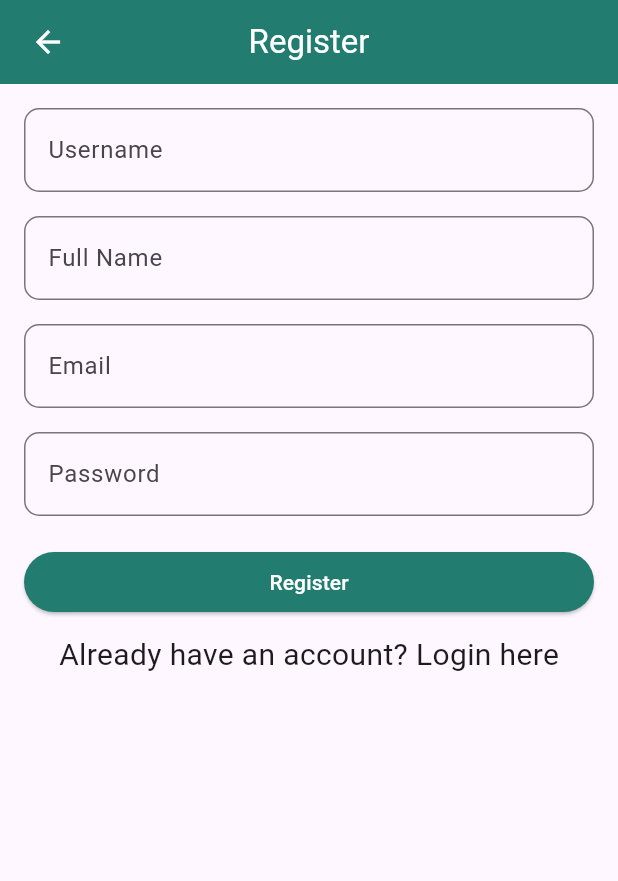
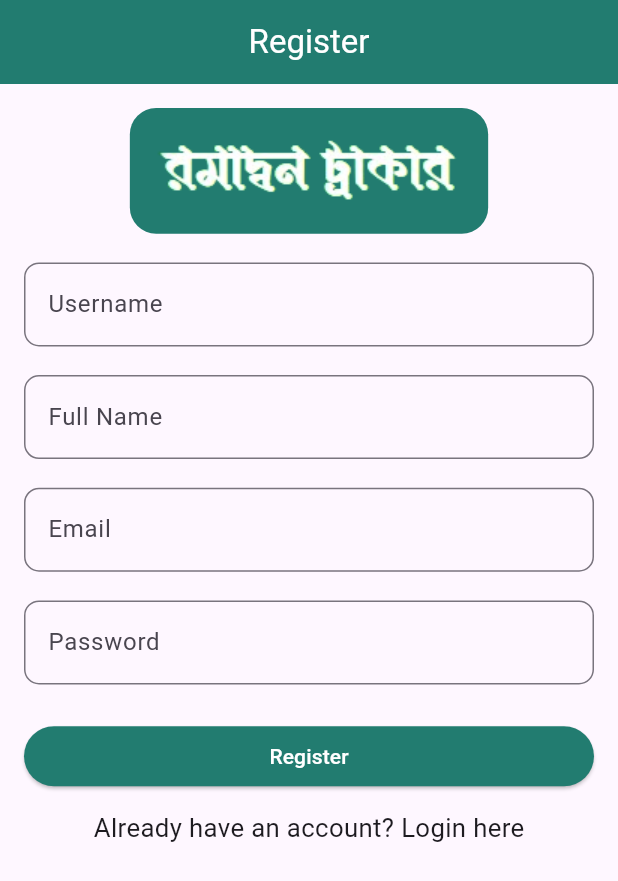
Before and after one commit to rahatcse5bu/Ramadan-Tracker, a Flutter app: the screen it shows after launch, after a tap on "New to Ramadan Tracker? Register here", on a phone screen of 412 x 824 dp. Shown: the top 881 px of the screen. Run offline on Flutter 3.47's test engine with Material 3 defaults, Android fonts, the light colour scheme and no system bars; our stand-ins replace confetti, dartz, expandable_text, flutter_screenutil, fluttertoast, get and 5 more; missing offline and left inert: flutter_downloader; network calls fail.

Commit message:
login +registration re-designed

```diff
--- a/lib/login.dart
+++ b/lib/login.dart
@@ -4,7 +4,8 @@ import 'package:http/http.dart' as http;
 import 'package:localstorage/localstorage.dart';
 import 'dart:convert';
 
-import 'package:ramadan_tracker/colors.dart';
+import 'app/constants/app_color.dart';
+
 
 class LoginScreen extends StatefulWidget {
   @override
@@ -75,7 +76,7 @@ class _LoginScreenState extends State<LoginScreen> {
   Widget build(BuildContext context) {
     return Scaffold(
       appBar: AppBar(
-        backgroundColor: AppColors.PrimaryColor,
+        backgroundColor: AppColors.primary,
         title: Text(
           'Login',
           style: TextStyle(color: Colors.white),
@@ -87,14 +88,18 @@ class _LoginScreenState extends State<LoginScreen> {
         padding: const EdgeInsets.all(26.0),
         child: Column(
           mainAxisAlignment: MainAxisAlignment.center,
+          crossAxisAlignment: CrossAxisAlignment.center,
           children: [
+            Container(
+              color: AppColors.primary,
+              child: Image.asset("images/Ramadan_Tracker.png")),
             TextFormField(
               controller: _identifierController,
               decoration: InputDecoration(
                 labelText: 'Username/Email',
                 border: OutlineInputBorder(
                   borderSide:
-                      BorderSide(color: AppColors.PrimaryColor), // Border color
+                      BorderSide(color: AppColors.primary), // Border color
                   borderRadius: BorderRadius.circular(10.0), // Border radius
                 ),
               ),
@@ -106,7 +111,7 @@ class _LoginScreenState extends State<LoginScreen> {
                 labelText: 'Password',
                 border: OutlineInputBorder(
                   borderSide:
-                      BorderSide(color: AppColors.PrimaryColor), // Border color
+                      BorderSide(color: AppColors.primary), // Border color
                   borderRadius: BorderRadius.circular(10.0), // Border radius
                 ),
               ),
@@ -125,7 +130,7 @@ class _LoginScreenState extends State<LoginScreen> {
                               10.0), // Adjust the radius according to your preference
                         ),
                         foregroundColor: Colors.white,
-                        backgroundColor: AppColors.PrimaryColor, // Text color
+                        backgroundColor: AppColors.primary, // Text color
                       ),
                       onPressed: _login,
                       child: Text('Login',style: TextStyle(fontSize: 20,color:Colors.white),),
--- a/lib/modules/login/view/login_view.dart
+++ b/lib/modules/login/view/login_view.dart
@@ -1,63 +1,74 @@
 import 'package:flutter/material.dart';
+import 'package:flutter_screenutil/flutter_screenutil.dart';
 import 'package:get/get.dart';
 import 'package:ramadan_tracker/app/routes/app_pages.dart';
 import 'package:ramadan_tracker/modules/login/controller/login_controller.dart';
 
 import '../../../app/common/widgets/cuatom_text_field_widget.dart';
-import '../../../colors.dart';
+import '../../../app/constants/app_color.dart';
 
 class LoginView extends GetView<LoginController> {
   @override
   Widget build(BuildContext context) {
     return Scaffold(
       appBar: AppBar(
-        backgroundColor: AppColors.PrimaryColor,
+        backgroundColor: AppColors.primary,
         title: Text('Login', style: TextStyle(color: Colors.white)),
         centerTitle: true,
         leading: Container(),
       ),
       body: Padding(
         padding: const EdgeInsets.all(26.0),
+        child: Container(
+
           child: Column(
             mainAxisAlignment: MainAxisAlignment.center,
             children: [
+              Container(
+                  padding: EdgeInsets.symmetric(horizontal: 10.w, vertical: 15.h),
+                  decoration: BoxDecoration(
+                      color: AppColors.primary,
+                      borderRadius: BorderRadius.circular(15.3.r)),
+                  child: Image.asset("images/Ramadan_Tracker.png")),
+              SizedBox(height: 20.h),
               CustomTextField(
                 controller: controller.identifierController,
                 label: 'Username/Email',
               ),
-            SizedBox(height: 16),
+              SizedBox(height: 16.h),
               CustomTextField(
                 controller: controller.passwordController,
                 label: 'Password',
                 obscureText: true,
               ),
-            SizedBox(height: 20),
+              SizedBox(height: 20.h),
               Obx(() => controller.isLoading.value
-                ? CircularProgressIndicator()
+                  ? CircularProgressIndicator(color: AppColors.primary,)
                   : ElevatedButton(
                       style: ElevatedButton.styleFrom(
-                      backgroundColor: AppColors.PrimaryColor,
+                        backgroundColor: AppColors.primary,
                         foregroundColor: Colors.white,
                         shape: RoundedRectangleBorder(
-                        borderRadius: BorderRadius.circular(10.0),
+                          borderRadius: BorderRadius.circular(10.0.r),
                         ),
                       ),
                       onPressed: controller.login,
-                    child: Text('Login', style: TextStyle(fontSize: 20)),
+                      child: Text('Login', style: TextStyle(fontSize: 20.sp)),
                     )),
-            SizedBox(height: 15),
+              SizedBox(height: 15.h),
               InkWell(
                 onTap: () {
                   Get.toNamed(Routes.register);
                 },
                 child: Text(
                   "New to Ramadan Tracker? Register here",
-                style: TextStyle(fontSize: 18),
+                  style: TextStyle(fontSize: 15.sp),
                 ),
               ),
             ],
           ),
         ),
+      ),
     );
   }
 }
--- a/lib/modules/register/view/register_view.dart
+++ b/lib/modules/register/view/register_view.dart
@@ -1,7 +1,8 @@
 import 'package:flutter/material.dart';
+import 'package:flutter_screenutil/flutter_screenutil.dart';
 import 'package:get/get.dart';
 import '../../../app/common/widgets/cuatom_text_field_widget.dart' show CustomTextField;
-import '../../../colors.dart';
+import '../../../app/constants/app_color.dart';
 import '../controller/register_controller.dart';
 
 class RegisterView extends GetView<RegisterController> {
@@ -11,16 +12,9 @@ class RegisterView extends GetView<RegisterController> {
       appBar: AppBar(
         title: Text('Register', style: TextStyle(color: Colors.white)),
         centerTitle: true,
-        backgroundColor: AppColors.PrimaryColor,
+        backgroundColor: AppColors.primary,
         leading: Container(
-          margin: EdgeInsets.fromLTRB(10, 0, 2, 0),
-          child: IconButton(
-            icon: Icon(Icons.arrow_back),
-            color: Colors.white,
-            onPressed: () {
-              Get.offNamed('/koroniyo');
-            },
-          ),
+
         ),
       ),
       body: Padding(
@@ -28,49 +22,57 @@ class RegisterView extends GetView<RegisterController> {
         child: SingleChildScrollView(
           child: Column(
             mainAxisAlignment: MainAxisAlignment.center,
+            crossAxisAlignment: CrossAxisAlignment.center,
             children: [
+                   Container(
+                  padding: EdgeInsets.symmetric(horizontal: 10.w, vertical: 15.h),
+                  decoration: BoxDecoration(
+                      color: AppColors.primary,
+                      borderRadius: BorderRadius.circular(15.3.r)),
+                  child: Image.asset("images/Ramadan_Tracker.png")),
+                  SizedBox(height: 16.h),
               CustomTextField(
                 controller: controller.usernameController,
                 label: 'Username',
               ),
-              SizedBox(height: 16),
+              SizedBox(height: 16.h),
               CustomTextField(
                 controller: controller.fullNameController,
                 label: 'Full Name',
               ),
-              SizedBox(height: 16),
+              SizedBox(height: 16.h),
               CustomTextField(
                 controller: controller.emailController,
                 label: 'Email',
               ),
-              SizedBox(height: 16),
+              SizedBox(height: 16.h),
               CustomTextField(
                 controller: controller.passwordController,
                 label: 'Password',
                 obscureText: true,
               ),
-              SizedBox(height: 20),
+              SizedBox(height: 20.h),
               Obx(() => controller.isLoading.value
-                  ? CircularProgressIndicator()
+                  ? CircularProgressIndicator(color: AppColors.primary,)
                   : SizedBox(
                       width: double.infinity,
                       child: ElevatedButton(
                         style: ElevatedButton.styleFrom(
-                          backgroundColor: AppColors.PrimaryColor,
+                          backgroundColor: AppColors.primary,
                           foregroundColor: Colors.white,
                         ),
                         onPressed: controller.register,
                         child: Text('Register'),
                       ),
                     )),
-              SizedBox(height: 10),
+              SizedBox(height: 10.h),
               InkWell(
                 onTap: () {
                   Get.toNamed('/login');
                 },
                 child: Text(
                   "Already have an account? Login here",
-                  style: TextStyle(fontSize: 20),
+                  style: TextStyle(fontSize: 15.sp),
                 ),
               ),
             ],
--- a/pubspec.yaml
+++ b/pubspec.yaml
@@ -16,7 +16,7 @@ publish_to: 'none' # Remove this line if you wish to publish to pub.dev
 # https://developer.apple.com/library/archive/documentation/General/Reference/InfoPlistKeyReference/Articles/CoreFoundationKeys.html
 # In Windows, build-name is used as the major, minor, and patch parts
 # of the product and file versions while build-number is used as the build suffix.
-version: 1.1.0+1
+version: 1.2.0+1
 
 environment:
   sdk: '>=3.3.0 <4.0.0'
```
Also changed, not shown: 7 other files. Lines whose indentation alone changed are shown as unchanged.
